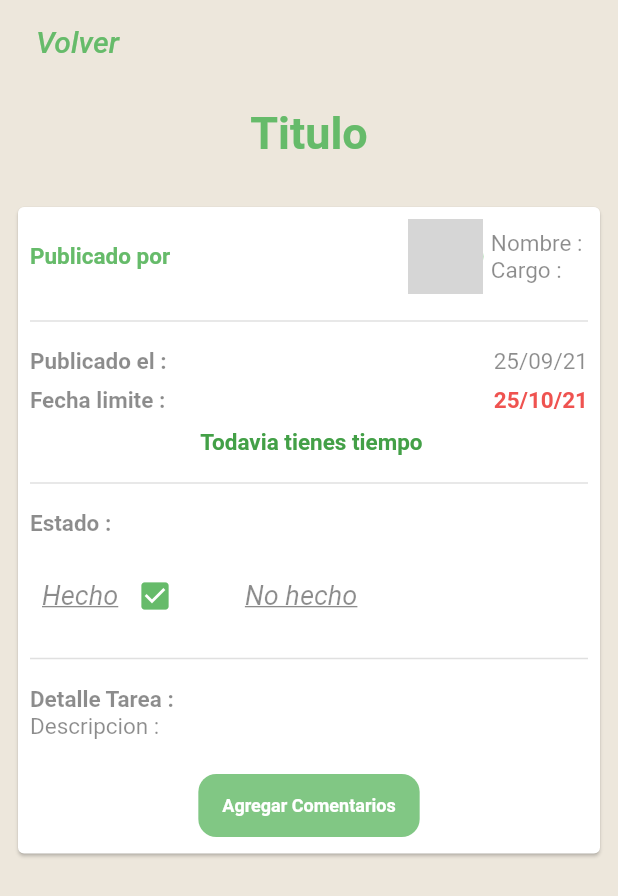
After one commit to OdaFra/Flutter_Firebase_Build_a_Complete_TaskApp_From_Scratch, a Flutter app: the DetallesTareasView screen opened directly, on a phone screen of 412 x 824 dp. The commit adds this screen. Shown: the top 896 px of the screen. Run offline on Flutter 3.47's test engine with Material 2 defaults, Android fonts, the phone set to English and light mode, and no system bars; our stand-ins replace cached_network_image, image_cropper, image_picker; network calls fail; grey boxes are pictures that could not be loaded.

Commit message:
Se ha creado la pagina de Vista detalles de tareas

```diff
--- a/lib/main.dart
+++ b/lib/main.dart
@@ -17,6 +17,6 @@ class MyApp extends StatelessWidget {
           scaffoldBackgroundColor: Color(0xffede7dc),
           primarySwatch: Colors.blue,
         ),
-        home: Login());
+        home: TareasScreen());
   }
 }
--- /dev/null
+++ b/lib/screen/views/detalles_tareas.dart
@@ -0,0 +1,218 @@
+import 'package:flutter/material.dart';
+import 'package:flutter_firebase_app_workos/screen/constants/constants.dart';
+
+class DetallesTareasView extends StatefulWidget {
+  @override
+  _DetallesTareasViewState createState() => _DetallesTareasViewState();
+}
+
+class _DetallesTareasViewState extends State<DetallesTareasView> {
+  var _textStyle = TextStyle(
+    color: Constants.darkBlue,
+    fontSize: 15,
+    fontWeight: FontWeight.normal,
+  );
+  var _tituloStyle = TextStyle(
+      color: Colors.green.shade400, fontWeight: FontWeight.bold, fontSize: 15);
+
+  var _titStyle = TextStyle(
+      color: Constants.darkBlue, fontWeight: FontWeight.bold, fontSize: 15);
+  @override
+  Widget build(BuildContext context) {
+    return Scaffold(
+      appBar: AppBar(
+        elevation: 0,
+        backgroundColor: Theme.of(context).scaffoldBackgroundColor,
+        title: TextButton(
+          onPressed: () {
+            Navigator.pop(context);
+          },
+          child: Text(
+            'Volver',
+            style: TextStyle(
+                color: Colors.green.shade400,
+                fontSize: 20,
+                fontStyle: FontStyle.italic),
+          ),
+        ),
+      ),
+      body: SingleChildScrollView(
+        child: Column(
+          children: [
+            SizedBox(height: 15),
+            Text(
+              'Titulo',
+              style: TextStyle(
+                  color: Colors.green.shade400,
+                  fontWeight: FontWeight.bold,
+                  fontSize: 30),
+            ),
+            SizedBox(
+              height: 20,
+            ),
+            Padding(
+              padding: const EdgeInsets.all(8.0),
+              child: Card(
+                child: Padding(
+                  padding: const EdgeInsets.all(8.0),
+                  child: Column(
+                    crossAxisAlignment: CrossAxisAlignment.start,
+                    children: [
+                      Row(
+                        children: [
+                          Text(
+                            'Publicado por',
+                            style: _tituloStyle,
+                          ),
+                          Spacer(),
+                          Container(
+                            height: 50,
+                            width: 50,
+                            decoration: BoxDecoration(
+                              border: Border.all(
+                                width: 3,
+                                color: Colors.green.shade400,
+                              ),
+                              shape: BoxShape.circle,
+                              image: DecorationImage(
+                                  image: NetworkImage(
+                                      'https://cdn-icons-png.flaticon.com/512/149/149071.png'),
+                                  fit: BoxFit.fill),
+                            ),
+                          ),
+                          SizedBox(
+                            width: 5,
+                          ),
+                          Column(
+                            crossAxisAlignment: CrossAxisAlignment.start,
+                            children: [
+                              Text('Nombre : ', style: _textStyle),
+                              Text('Cargo : ', style: _textStyle)
+                            ],
+                          ),
+                        ],
+                      ),
+                      _dividerWidget(),
+                      Row(
+                        mainAxisAlignment: MainAxisAlignment.spaceBetween,
+                        children: [
+                          Text('Publicado el :', style: _titStyle),
+                          SizedBox(width: 3),
+                          Text(' 25/09/21', style: _textStyle),
+                        ],
+                      ),
+                      SizedBox(height: 8),
+                      Row(
+                        mainAxisAlignment: MainAxisAlignment.spaceBetween,
+                        children: [
+                          Text('Fecha limite :', style: _titStyle),
+                          SizedBox(width: 3),
+                          Text(' 25/10/21',
+                              style: TextStyle(
+                                  color: Colors.red.shade400,
+                                  fontWeight: FontWeight.bold,
+                                  fontSize: 15)),
+                        ],
+                      ),
+                      SizedBox(height: 10),
+                      Center(
+                        child: Text(' Todavia tienes tiempo',
+                            style: TextStyle(
+                                color: Colors.green.shade600,
+                                fontWeight: FontWeight.bold,
+                                fontSize: 15)),
+                      ),
+                      _dividerWidget(),
+                      Text('Estado :', style: _titStyle),
+                      SizedBox(height: 15),
+                      Row(
+                        children: [
+                          TextButton(
+                            onPressed: () {},
+                            child: Text(
+                              'Hecho ',
+                              style: TextStyle(
+                                fontStyle: FontStyle.italic,
+                                decoration: TextDecoration.underline,
+                                color: Constants.darkBlue,
+                                fontSize: 18,
+                                fontWeight: FontWeight.normal,
+                              ),
+                            ),
+                          ),
+                          Opacity(
+                            opacity: 1,
+                            child: Icon(
+                              Icons.check_box,
+                              color: Colors.green.shade400,
+                            ),
+                          ),
+                          SizedBox(width: 40),
+                          TextButton(
+                            onPressed: () {},
+                            child: Text(
+                              'No hecho ',
+                              style: TextStyle(
+                                fontStyle: FontStyle.italic,
+                                decoration: TextDecoration.underline,
+                                color: Constants.darkBlue,
+                                fontSize: 18,
+                                fontWeight: FontWeight.normal,
+                              ),
+                            ),
+                          ),
+                          Opacity(
+                            opacity: 0,
+                            child: Icon(
+                              Icons.check_box,
+                              color: Colors.red.shade400,
+                            ),
+                          )
+                        ],
+                      ),
+                      _dividerWidget(),
+                      Text('Detalle Tarea :', style: _titStyle),
+                      Text('Descripcion : ', style: _textStyle),
+                      SizedBox(
+                        height: 20,
+                      ),
+                      Center(
+                        child: MaterialButton(
+                          color: Colors.green.shade300,
+                          elevation: 0,
+                          shape: RoundedRectangleBorder(
+                              borderRadius: BorderRadius.circular(12)),
+                          onPressed: () {},
+                          child: Padding(
+                            padding: const EdgeInsets.symmetric(vertical: 14),
+                            child: Text(
+                              'Agregar Comentarios',
+                              style: TextStyle(
+                                  color: Colors.white,
+                                  fontWeight: FontWeight.bold,
+                                  fontSize: 12),
+                            ),
+                          ),
+                        ),
+                      ),
+                    ],
+                  ),
+                ),
+              ),
+            )
+          ],
+        ),
+      ),
+    );
+  }
+
+  Widget _dividerWidget() {
+    return Column(
+      children: [
+        SizedBox(height: 10),
+        Divider(thickness: 1),
+        SizedBox(height: 10),
+      ],
+    );
+  }
+}
--- a/lib/screen/widgets/tareas_widgets.dart
+++ b/lib/screen/widgets/tareas_widgets.dart
@@ -1,5 +1,6 @@
 import 'package:flutter/material.dart';
 import 'package:flutter_firebase_app_workos/screen/constants/constants.dart';
+import 'package:flutter_firebase_app_workos/screen/views/detalles_tareas.dart';
 
 class TareasWidgets extends StatefulWidget {
   @override
@@ -13,7 +14,10 @@ class _TareasWidgetsState extends State<TareasWidgets> {
       elevation: 8,
       margin: EdgeInsets.symmetric(horizontal: 10, vertical: 6),
       child: ListTile(
-        onTap: () {},
+        onTap: () {
+          Navigator.pushReplacement(context,
+              MaterialPageRoute(builder: (context) => DetallesTareasView()));
+        },
         onLongPress: () => _eliminarDialog(),
         contentPadding: EdgeInsets.symmetric(vertical: 10, horizontal: 20),
         leading: Container(
--- a/pubspec.yaml
+++ b/pubspec.yaml
@@ -25,6 +25,8 @@ dependencies:
   cupertino_icons: ^1.0.2
   flutter:
     sdk: flutter
+  image_cropper: ^1.4.1
+  image_picker: ^0.8.1+3
 
 dev_dependencies:
   flutter_test:
```
Also changed, not shown: lib/screen/auth/acceso_registro.dart (+102 -6 lines), pubspec.lock, 2 other files.
